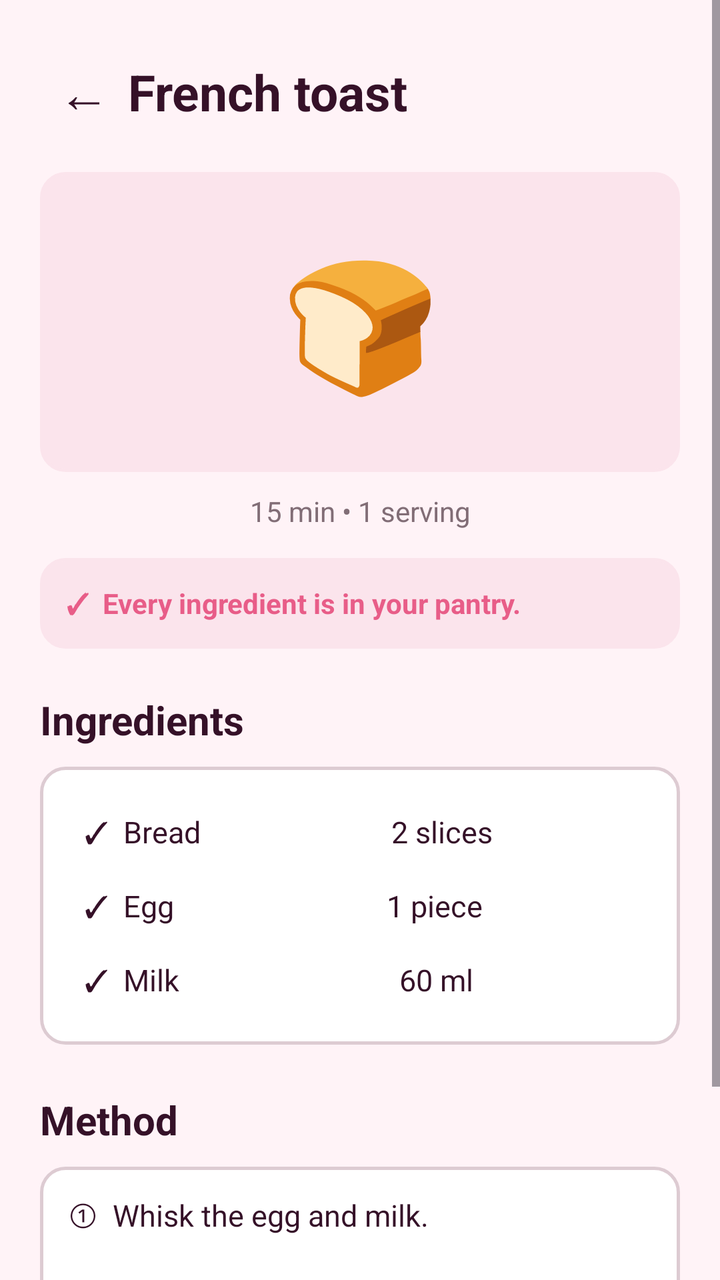
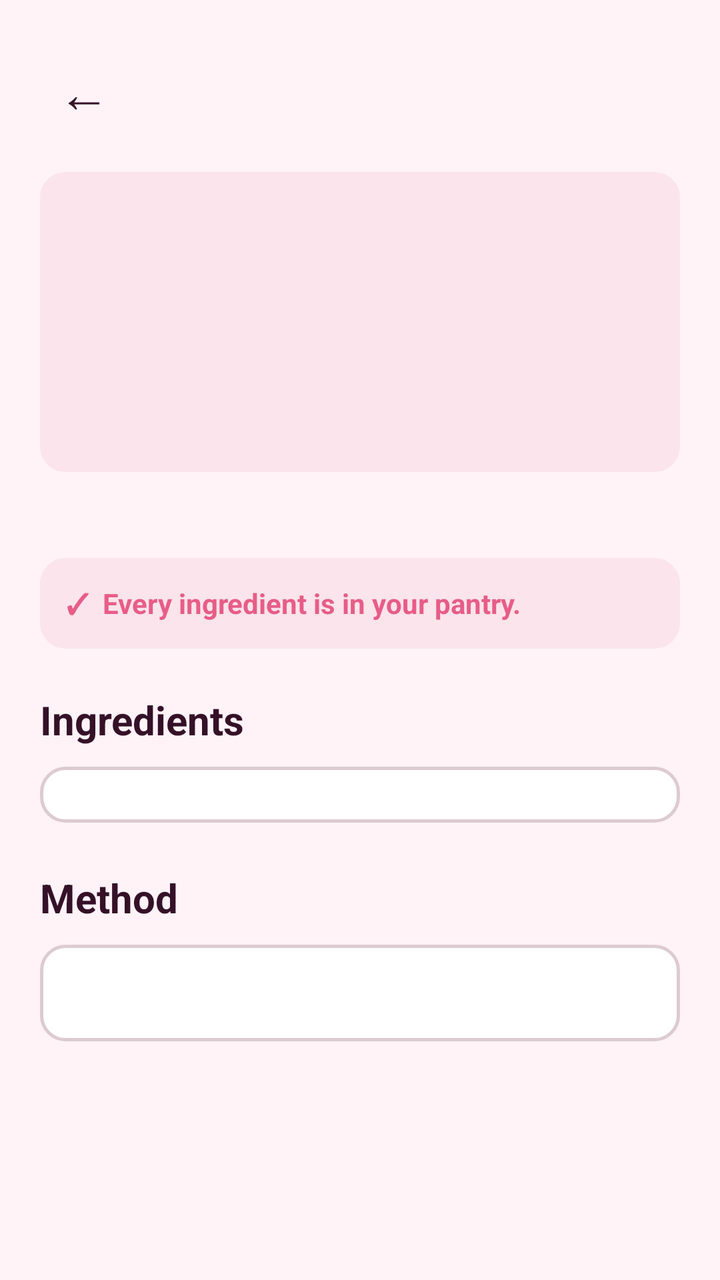

An Android layout rendered at two revisions. The XML below is the earlier revision; the diff shows what the commit changed to produce the second picture.
<!-- AndroidManifest.xml: application theme Theme.SmartPantryManager -->
<!-- res/layout/activity_recipe_details.xml -->
<?xml version="1.0" encoding="utf-8"?>
<ScrollView
    xmlns:android="http://schemas.android.com/apk/res/android"
    android:id="@+id/main"
    android:layout_width="match_parent"
    android:layout_height="match_parent"
    android:fillViewport="true"
    android:background="@color/pantry_background">

    <LinearLayout
        android:layout_width="match_parent"
        android:layout_height="wrap_content"
        android:orientation="vertical"
        android:paddingStart="20dp"
        android:paddingEnd="20dp"
        android:paddingTop="24dp"
        android:paddingBottom="30dp">

        
        <LinearLayout
            android:layout_width="match_parent"
            android:layout_height="wrap_content"
            android:orientation="horizontal"
            android:gravity="center_vertical"
            android:layout_marginBottom="18dp">

            <TextView
                android:id="@+id/btnBack"
                android:layout_width="44dp"
                android:layout_height="44dp"
                android:gravity="center"
                android:text="←"
                android:textSize="26sp"
                android:textColor="@color/pantry_dark" />

            <TextView
                android:id="@+id/tvRecipeTitle"
                android:layout_width="0dp"
                android:layout_height="wrap_content"
                android:layout_weight="1"
                android:text="French toast"
                android:textSize="25sp"
                android:textStyle="bold"
                android:textColor="@color/pantry_dark" />

        </LinearLayout>

        
        <TextView
            android:id="@+id/tvRecipeBanner"
            android:layout_width="match_parent"
            android:layout_height="150dp"
            android:gravity="center"
            android:text="🍞"
            android:textSize="64sp"
            android:background="@drawable/input_background"
            android:backgroundTint="@color/pantry_light_pink"
            android:layout_marginBottom="10dp" />

        <TextView
            android:id="@+id/tvRecipeMeta"
            android:layout_width="match_parent"
            android:layout_height="wrap_content"
            android:gravity="center"
            android:text="15 min • 1 serving"
            android:textSize="14sp"
            android:textColor="@color/pantry_secondary"
            android:layout_marginBottom="14dp" />

        <TextView
            android:layout_width="match_parent"
            android:layout_height="wrap_content"
            android:text="✓  Every ingredient is in your pantry."
            android:textColor="@color/pantry_pink"
            android:textStyle="bold"
            android:textSize="14sp"
            android:padding="13dp"
            android:background="@drawable/input_background"
            android:backgroundTint="@color/pantry_light_pink"
            android:layout_marginBottom="22dp" />

        
        <TextView
            android:layout_width="wrap_content"
            android:layout_height="wrap_content"
            android:text="Ingredients"
            android:textColor="@color/pantry_dark"
            android:textSize="20sp"
            android:textStyle="bold"
            android:layout_marginBottom="10dp" />

        <LinearLayout
            android:id="@+id/ingredientsContainer"
            android:layout_width="match_parent"
            android:layout_height="wrap_content"
            android:orientation="vertical"
            android:padding="14dp"
            android:background="@drawable/input_background"
            android:layout_marginBottom="24dp">

            <TextView
                android:layout_width="match_parent"
                android:layout_height="wrap_content"
                android:text="✓  Bread                          2 slices"
                android:textColor="@color/pantry_dark"
                android:textSize="15sp"
                android:padding="8dp" />

            <TextView
                android:layout_width="match_parent"
                android:layout_height="wrap_content"
                android:text="✓  Egg                             1 piece"
                android:textColor="@color/pantry_dark"
                android:textSize="15sp"
                android:padding="8dp" />

            <TextView
                android:layout_width="match_parent"
                android:layout_height="wrap_content"
                android:text="✓  Milk                              60 ml"
                android:textColor="@color/pantry_dark"
                android:textSize="15sp"
                android:padding="8dp" />

        </LinearLayout>

        
        <TextView
            android:layout_width="wrap_content"
            android:layout_height="wrap_content"
            android:text="Method"
            android:textColor="@color/pantry_dark"
            android:textSize="20sp"
            android:textStyle="bold"
            android:layout_marginBottom="10dp" />

        <TextView
            android:id="@+id/tvMethod"
            android:layout_width="match_parent"
            android:layout_height="wrap_content"
            android:text="①  Whisk the egg and milk.&#10;&#10;②  Dip the bread into the mixture.&#10;&#10;③  Cook in a non-stick pan until golden."
            android:textColor="@color/pantry_dark"
            android:textSize="15sp"
            android:lineSpacingExtra="4dp"
            android:padding="14dp"
            android:background="@drawable/input_background" />

    </LinearLayout>

</ScrollView>
<!-- resources referenced by this layout -->
<resources>
  <color name="pantry_background">#FFF3F7</color>
  <color name="pantry_dark">#351128</color>
  <color name="pantry_light_pink">#FBE4EC</color>
  <color name="pantry_pink">#E85D88</color>
  <color name="pantry_secondary">#816D76</color>
  <!-- drawable input_background (drawable) -->
  <?xml version="1.0" encoding="utf-8"?>
  <shape xmlns:android="http://schemas.android.com/apk/res/android"
      android:shape="rectangle">
  
      <solid android:color="@color/pantry_card" />
  
      <stroke
          android:width="1.5dp"
          android:color="@color/pantry_border" />
  
      <corners android:radius="12dp" />
  
      <padding
          android:left="10dp"
          android:top="5dp"
          android:right="10dp"
          android:bottom="5dp" />
  
  </shape>
  <style name="Theme.SmartPantryManager" parent="Base.Theme.SmartPantryManager" />
  <color name="pantry_card">#FFFFFF</color>
  <color name="pantry_border">#DDCBD2</color>
  <style name="Base.Theme.SmartPantryManager" parent="Theme.Material3.DayNight.NoActionBar">
          
          
      </style>
</resources>

<!-- the commit's change to res/layout/activity_recipe_details.xml (unified diff, before → after) -->
@@ -38,7 +38,7 @@
                 android:layout_width="0dp"
                 android:layout_height="wrap_content"
                 android:layout_weight="1"
-                android:text="French toast"
+                android:text=""
                 android:textSize="25sp"
                 android:textStyle="bold"
                 android:textColor="@color/pantry_dark" />
@@ -46,15 +46,15 @@
         </LinearLayout>
 
         
-        <TextView
-            android:id="@+id/tvRecipeBanner"
+        <ImageView
+            android:id="@+id/ivRecipeBanner"
             android:layout_width="match_parent"
             android:layout_height="150dp"
-            android:gravity="center"
-            android:text="🍞"
-            android:textSize="64sp"
+            android:padding="38dp"
+            android:scaleType="fitCenter"
             android:background="@drawable/input_background"
             android:backgroundTint="@color/pantry_light_pink"
+            android:contentDescription="Recipe image"
             android:layout_marginBottom="10dp" />
 
         <TextView
@@ -62,7 +62,7 @@
             android:layout_width="match_parent"
             android:layout_height="wrap_content"
             android:gravity="center"
-            android:text="15 min • 1 serving"
+            android:text=""
             android:textSize="14sp"
             android:textColor="@color/pantry_secondary"
             android:layout_marginBottom="14dp" />
@@ -96,33 +96,7 @@
             android:orientation="vertical"
             android:padding="14dp"
             android:background="@drawable/input_background"
-            android:layout_marginBottom="24dp">
-
-            <TextView
-                android:layout_width="match_parent"
-                android:layout_height="wrap_content"
-                android:text="✓  Bread                          2 slices"
-                android:textColor="@color/pantry_dark"
-                android:textSize="15sp"
-                android:padding="8dp" />
-
-            <TextView
-                android:layout_width="match_parent"
-                android:layout_height="wrap_content"
-                android:text="✓  Egg                             1 piece"
-                android:textColor="@color/pantry_dark"
-                android:textSize="15sp"
-                android:padding="8dp" />
-
-            <TextView
-                android:layout_width="match_parent"
-                android:layout_height="wrap_content"
-                android:text="✓  Milk                              60 ml"
-                android:textColor="@color/pantry_dark"
-                android:textSize="15sp"
-                android:padding="8dp" />
-
-        </LinearLayout>
+            android:layout_marginBottom="24dp" />
 
         
         <TextView
@@ -138,7 +112,7 @@
             android:id="@+id/tvMethod"
             android:layout_width="match_parent"
             android:layout_height="wrap_content"
-            android:text="①  Whisk the egg and milk.&#10;&#10;②  Dip the bread into the mixture.&#10;&#10;③  Cook in a non-stick pan until golden."
+            android:text=""
             android:textColor="@color/pantry_dark"
             android:textSize="15sp"
             android:lineSpacingExtra="4dp"
